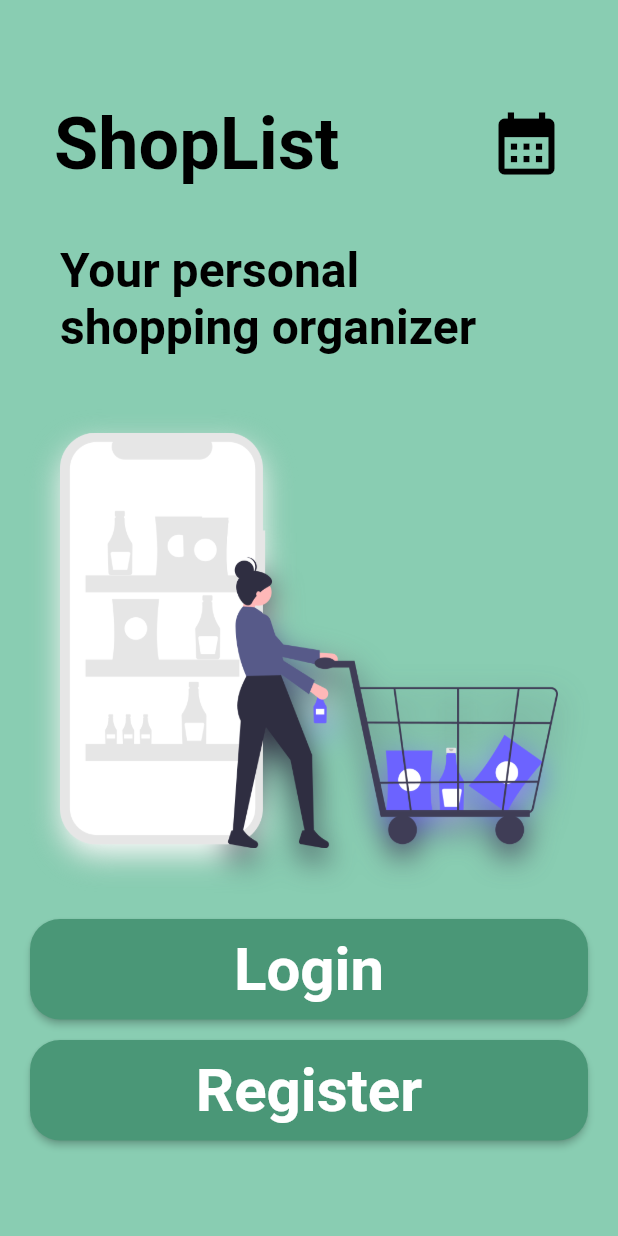
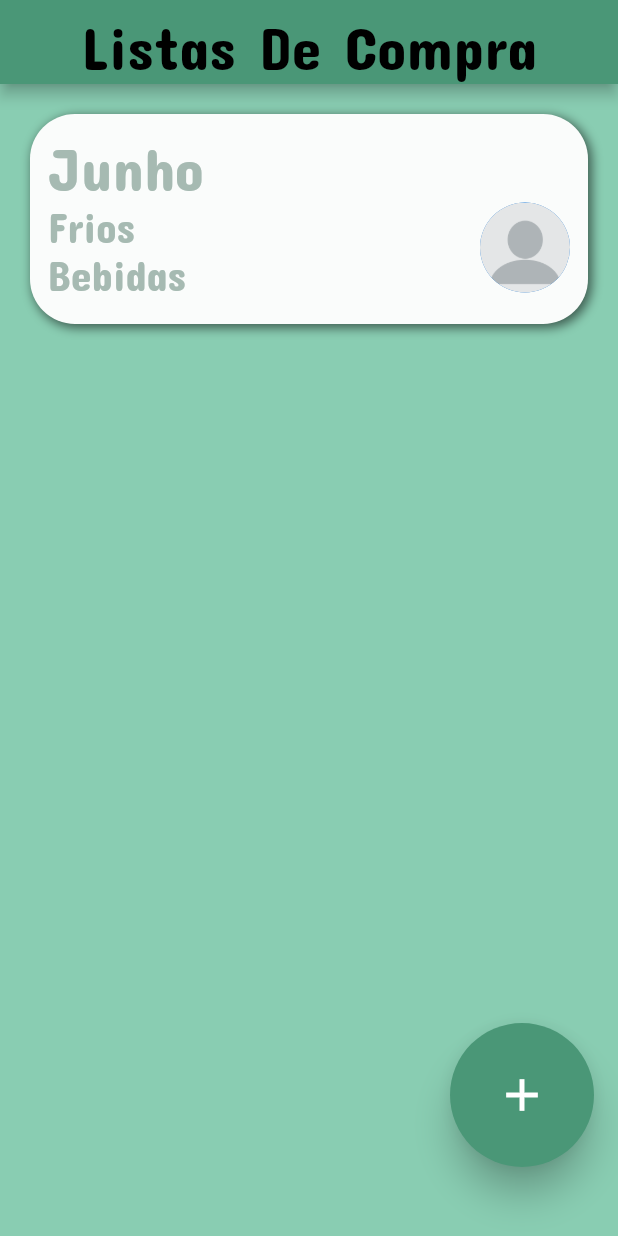
Before and after one commit to Ronnildo/shopList, a Flutter app: the screen it shows after launch, on a phone screen of 412 x 824 dp. Run offline on Flutter 3.47's test engine with Material 2 defaults, Android fonts, the phone set to English and light mode, and no system bars; drawn by our look-alikes of drop_shadow; our stand-ins replace font_awesome_flutter.

Commit message:
Add Main Screen

```diff
--- a/lib/app/interface/screens/home_screen.dart
+++ b/lib/app/interface/screens/home_screen.dart
@@ -1,5 +1,6 @@
 import 'package:drop_shadow/drop_shadow.dart';
 import 'package:flutter/material.dart';
+import 'package:shoplist/app/interface/screens/register_screen.dart';
 
 class HomeScreen extends StatefulWidget {
   const HomeScreen({Key? key}) : super(key: key);
@@ -12,20 +13,23 @@ class _HomeScreenState extends State<HomeScreen> {
   @override
   Widget build(BuildContext context) {
     return Scaffold(
-      backgroundColor: Color(0xFF89CDB2),
+      backgroundColor: const Color(0xFF89CDB2),
       body: Padding(
         padding: const EdgeInsets.symmetric(horizontal: 20.0, vertical: 50),
         child: Column(
           crossAxisAlignment: CrossAxisAlignment.stretch,
           mainAxisAlignment: MainAxisAlignment.spaceEvenly,
-          children: [
-            const ListTile(
-              title: Text(
+          children: const [
+            ListTile(
+              title: Padding(
+                padding: EdgeInsets.only(bottom: 20.0),
+                child: Text(
                   'ShopList',
                   style: TextStyle(
                     color: Colors.black,
-                  fontSize: 48,
+                    fontSize: 50,
                     fontWeight: FontWeight.bold,
+                  ),
                 ),
               ),
               trailing: Icon(
@@ -34,32 +38,37 @@ class _HomeScreenState extends State<HomeScreen> {
                 color: Colors.black,
               ),
             ),
-            const Padding(
-              padding: EdgeInsets.all(20.0),
-              child: Text(
+            Text(
               'Your personal shopping organizer',
               style: TextStyle(
                 color: Colors.black,
-                  fontSize: 32,
+                fontSize: 40,
                 fontWeight: FontWeight.bold,
               ),
             ),
-            ),
-            const DropShadow(
+            DropShadow(
+              blurRadius: 2,
               child: Image(
                 image: AssetImage(
                   'assets/images/shopping_app.png',
                 ),
                 //fit: BoxFit.fitWidth,
-                height: 288,
+                height: 400,
                 width: 360,
               ),
             ),
-            ElevatedButton(
+          ],
+        ),
+      ),
+    );
+  }
+}
+
+            /*ElevatedButton(
               onPressed: () {},
               style: ElevatedButton.styleFrom(
                 primary: const Color(0xFF4A9777),
-                padding: const EdgeInsets.all(10),
+                padding: const EdgeInsets.only(bottom: 30, top: 10),
                 shape: RoundedRectangleBorder(
                   borderRadius: BorderRadius.circular(20),
                 ),
@@ -67,29 +76,32 @@ class _HomeScreenState extends State<HomeScreen> {
                   color: Color(0XFFFAFCFB),
                   fontSize: 40,
                   fontWeight: FontWeight.bold,
+                  fontFamily: 'Concert One',
                 ),
               ),
               child: const Text('Login'),
             ),
             ElevatedButton(
-              onPressed: () {},
+              onPressed: () {
+                Navigator.push(
+                  context,
+                  MaterialPageRoute(
+                    builder: (context) => const RegiterScreen(),
+                  ),
+                );
+              },
               style: ElevatedButton.styleFrom(
                 primary: const Color(0xFF4A9777),
                 shape: RoundedRectangleBorder(
                   borderRadius: BorderRadius.circular(20),
                 ),
-                padding: const EdgeInsets.all(10),
+                padding: const EdgeInsets.only(bottom: 30, top: 10),
                 textStyle: const TextStyle(
                   color: Color(0XFFFAFCFB),
                   fontSize: 40,
                   fontWeight: FontWeight.bold,
+                  fontFamily: 'Concert One',
                 ),
               ),
               child: const Text('Register'),
-            ),
-          ],
-        ),
-      ),
-    );
-  }
-}
+            ),*/
--- a/lib/app/interface/screens/main_screen.dart
+++ b/lib/app/interface/screens/main_screen.dart
@@ -0,0 +1,114 @@
+import 'package:flutter/material.dart';
+import 'package:shoplist/app/interface/widgets/card_reuse.dart';
+
+import '../widgets/popup.dart';
+
+class MainScreen extends StatefulWidget {
+  const MainScreen({Key? key}) : super(key: key);
+
+  @override
+  State<MainScreen> createState() => _MainScreenState();
+}
+
+class _MainScreenState extends State<MainScreen> {
+  @override
+  Widget build(BuildContext context) {
+    return Scaffold(
+      appBar: AppBar(
+        title: const Padding(
+          padding: EdgeInsets.only(bottom: 10.0),
+          child: Text(
+            'Listas De Compra',
+            style: TextStyle(
+              color: Colors.black,
+              fontSize: 40,
+            ),
+          ),
+        ),
+        centerTitle: true,
+        backgroundColor: const Color(0xFF4A9777),
+      ),
+      backgroundColor: const Color(0xFF89CDB2),
+      body: Padding(
+        padding: const EdgeInsets.symmetric(vertical: 10.0),
+        child: Column(
+          crossAxisAlignment: CrossAxisAlignment.stretch,
+          mainAxisAlignment: MainAxisAlignment.start,
+          children: [
+            ReuseCard(
+              widget: Padding(
+                padding: const EdgeInsets.all(12.0),
+                child: Column(
+                  mainAxisAlignment: MainAxisAlignment.start,
+                  crossAxisAlignment: CrossAxisAlignment.start,
+                  children: [
+                    const Padding(
+                      padding: EdgeInsets.only(bottom: 16.0),
+                      child: Text(
+                        'Junho',
+                        style: TextStyle(
+                          color: Color(0xFFA6BAB2),
+                          fontSize: 40,
+                        ),
+                      ),
+                    ),
+                    Row(
+                      crossAxisAlignment: CrossAxisAlignment.start,
+                      mainAxisAlignment: MainAxisAlignment.spaceBetween,
+                      children: [
+                        Column(
+                          crossAxisAlignment: CrossAxisAlignment.start,
+                          //mainAxisAlignment: MainAxisAlignment.spaceEvenly,
+                          children: const [
+                            Padding(
+                              padding: EdgeInsets.only(bottom: 10.0),
+                              child: Text(
+                                'Frios',
+                                style: TextStyle(
+                                  color: Color(0xFFA6BAB2),
+                                  fontSize: 28,
+                                ),
+                              ),
+                            ),
+                            Text(
+                              'Bebidas',
+                              style: TextStyle(
+                                color: Color(0xFFA6BAB2),
+                                fontSize: 28,
+                              ),
+                            ),
+                          ],
+                        ),
+                        const CircleAvatar(
+                          radius: 30,
+                          backgroundImage: AssetImage(
+                            'assets/images/face.png',
+                          ),
+                        ),
+                      ],
+                    ),
+                  ],
+                ),
+              ),
+            ),
+          ],
+        ),
+      ),
+      floatingActionButton: Padding(
+        padding: const EdgeInsets.symmetric(
+          vertical: 30.0,
+        ),
+        child: FloatingActionButton.large(
+          onPressed: () {
+            showDialog(
+                context: context,
+                builder: (context) => const PopUpInsertList());
+          },
+          backgroundColor: const Color(0xFF4A9777),
+          elevation: 10,
+          child: const Icon(Icons.add),
+        ),
+      ),
+    );
+  }
+}
--- /dev/null
+++ b/lib/app/interface/widgets/card_reuse.dart
@@ -0,0 +1,33 @@
+import 'package:flutter/material.dart';
+
+class ReuseCard extends StatelessWidget {
+  final Widget widget;
+  const ReuseCard({Key? key, required this.widget}) : super(key: key);
+
+  @override
+  Widget build(BuildContext context) {
+    return Padding(
+      padding: const EdgeInsets.symmetric(horizontal: 20.0, vertical: 10.0),
+      child: Container(
+        alignment: Alignment.center,
+        height: 140,
+        decoration: BoxDecoration(
+          color: const Color(0xFFFAFCFB),
+          borderRadius: BorderRadius.circular(30.0),
+          boxShadow: const [
+            BoxShadow(
+              color: Colors.black54,
+              offset: Offset(
+                2.0,
+                2.0,
+              ),
+              blurRadius: 5.0,
+              spreadRadius: 0.5,
+            ),
+          ],
+        ),
+        child: widget,
+      ),
+    );
+  }
+}
--- a/lib/main.dart
+++ b/lib/main.dart
@@ -1,4 +1,5 @@
 import 'package:flutter/material.dart';
+import 'package:shoplist/app/interface/screens/main_screen.dart';
 
 import 'app/interface/screens/home_screen.dart';
 
@@ -12,11 +13,14 @@ class MyApp extends StatelessWidget {
   // This widget is the root of your application.
   @override
   Widget build(BuildContext context) {
-    return const MaterialApp(
+    return MaterialApp(
       debugShowCheckedModeBanner: false,
       title: 'Organizador de Compras',
-      home: HomeScreen(),
+      home: const MainScreen(),
       routes: {},
+      theme: ThemeData(
+        fontFamily: 'Concert One',
+      ),
     );
   }
 }
--- a/pubspec.yaml
+++ b/pubspec.yaml
@@ -36,6 +36,7 @@ dependencies:
   cupertino_icons: ^1.0.2
   drop_shadow_image: ^0.9.1
   drop_shadow: any
+  font_awesome_flutter: ^10.1.0
 
 dev_dependencies:
   flutter_test:
@@ -89,5 +90,9 @@ flutter:
   #       - asset: fonts/TrajanPro_Bold.ttf
   #         weight: 700
   #
+  fonts:
+    - family: Concert One
+      fonts:
+        - asset: assets/fonts/ConcertOne-Regular.ttf
   # For details regarding fonts from package dependencies,
   # see https://flutter.dev/custom-fonts/#from-packages
```
Also changed, not shown: lib/app/interface/screens/register_screen.dart (+28 -0 lines), lib/app/interface/widgets/buttom_validate.dart (added, +23 -0 lines), lib/app/interface/widgets/popup.dart (added, +67 -0 lines), assets/fonts/ConcertOne-Regular.ttf (added), assets/images/face.png (added), pubspec.lock. Lines whose indentation alone changed are shown as unchanged.
